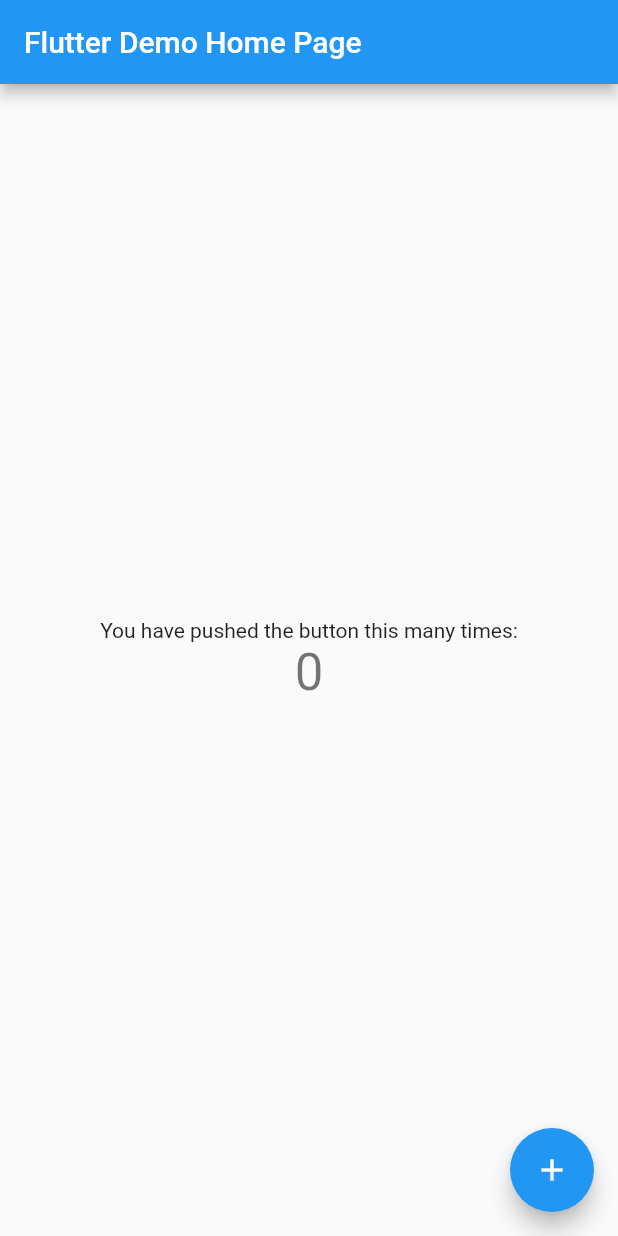
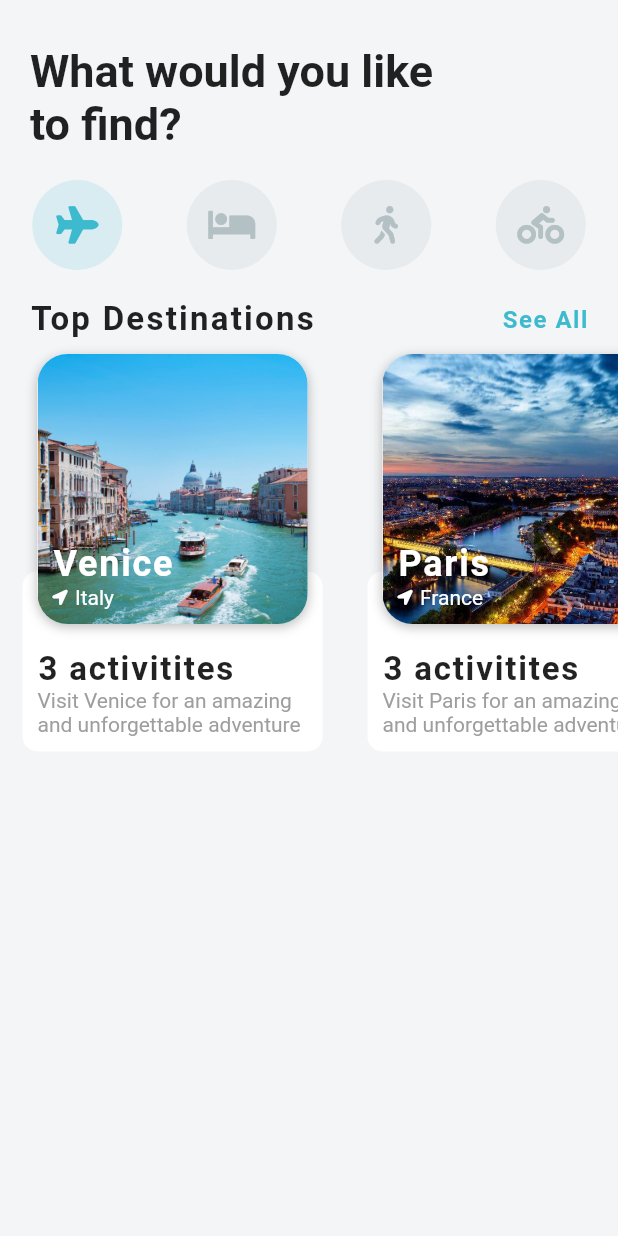
Before and after one commit to tvn0/travel, a Flutter app: the screen it shows after launch, on a phone screen of 412 x 824 dp. Run offline on Flutter 3.47's test engine with Material 2 defaults, Android fonts, the phone set to English and light mode, and no system bars; our stand-ins replace font_awesome_flutter.

Commit message:
Update on travel

```diff
--- a/travel/lib/main.dart
+++ b/travel/lib/main.dart
@@ -1,117 +1,20 @@
 import 'package:flutter/material.dart';
+import 'package:travel/screens/home_screen.dart';
 
-void main() {
-  runApp(MyApp());
-}
+void main() => runApp(MyApp());
 
 class MyApp extends StatelessWidget {
-  // This widget is the root of your application.
   @override
   Widget build(BuildContext context) {
     return MaterialApp(
-      title: 'Flutter Demo',
+      title: 'Flutter Travel UI',
+      debugShowCheckedModeBanner: false,
       theme: ThemeData(
-        // This is the theme of your application.
-        //
-        // Try running your application with "flutter run". You'll see the
-        // application has a blue toolbar. Then, without quitting the app, try
-        // changing the primarySwatch below to Colors.green and then invoke
-        // "hot reload" (press "r" in the console where you ran "flutter run",
-        // or simply save your changes to "hot reload" in a Flutter IDE).
-        // Notice that the counter didn't reset back to zero; the application
-        // is not restarted.
-        primarySwatch: Colors.blue,
-        // This makes the visual density adapt to the platform that you run
-        // the app on. For desktop platforms, the controls will be smaller and
-        // closer together (more dense) than on mobile platforms.
-        visualDensity: VisualDensity.adaptivePlatformDensity,
+        primaryColor: Color(0xFF3EBACE),
+        accentColor: Color(0XFFD8ECF1),
+        scaffoldBackgroundColor: Color(0XFFF3F5F7),
       ),
-      home: MyHomePage(title: 'Flutter Demo Home Page'),
+      home: HomeScreen(),
     );
   }
 }
-
-class MyHomePage extends StatefulWidget {
-  MyHomePage({Key key, this.title}) : super(key: key);
-
-  // This widget is the home page of your application. It is stateful, meaning
-  // that it has a State object (defined below) that contains fields that affect
-  // how it looks.
-
-  // This class is the configuration for the state. It holds the values (in this
-  // case the title) provided by the parent (in this case the App widget) and
-  // used by the build method of the State. Fields in a Widget subclass are
-  // always marked "final".
-
-  final String title;
-
-  @override
-  _MyHomePageState createState() => _MyHomePageState();
-}
-
-class _MyHomePageState extends State<MyHomePage> {
-  int _counter = 0;
-
-  void _incrementCounter() {
-    setState(() {
-      // This call to setState tells the Flutter framework that something has
-      // changed in this State, which causes it to rerun the build method below
-      // so that the display can reflect the updated values. If we changed
-      // _counter without calling setState(), then the build method would not be
-      // called again, and so nothing would appear to happen.
-      _counter++;
-    });
-  }
-
-  @override
-  Widget build(BuildContext context) {
-    // This method is rerun every time setState is called, for instance as done
-    // by the _incrementCounter method above.
-    //
-    // The Flutter framework has been optimized to make rerunning build methods
-    // fast, so that you can just rebuild anything that needs updating rather
-    // than having to individually change instances of widgets.
-    return Scaffold(
-      appBar: AppBar(
-        // Here we take the value from the MyHomePage object that was created by
-        // the App.build method, and use it to set our appbar title.
-        title: Text(widget.title),
-      ),
-      body: Center(
-        // Center is a layout widget. It takes a single child and positions it
-        // in the middle of the parent.
-        child: Column(
-          // Column is also a layout widget. It takes a list of children and
-          // arranges them vertically. By default, it sizes itself to fit its
-          // children horizontally, and tries to be as tall as its parent.
-          //
-          // Invoke "debug painting" (press "p" in the console, choose the
-          // "Toggle Debug Paint" action from the Flutter Inspector in Android
-          // Studio, or the "Toggle Debug Paint" command in Visual Studio Code)
-          // to see the wireframe for each widget.
-          //
-          // Column has various properties to control how it sizes itself and
-          // how it positions its children. Here we use mainAxisAlignment to
-          // center the children vertically; the main axis here is the vertical
-          // axis because Columns are vertical (the cross axis would be
-          // horizontal).
-          mainAxisAlignment: MainAxisAlignment.center,
-          children: <Widget>[
-            Text(
-              'You have pushed the button this many times:',
-            ),
-            Text(
-              '$_counter',
-              style: Theme.of(context).textTheme.headline4,
-            ),
-          ],
-        ),
-      ),
-      floatingActionButton: FloatingActionButton(
-        onPressed: _incrementCounter,
-        tooltip: 'Increment',
-        child: Icon(Icons.add),
-      ), // This trailing comma makes auto-formatting nicer for build methods.
-    );
-  }
-}
--- /dev/null
+++ b/travel/lib/models/activity_model.dart
@@ -0,0 +1,16 @@
+class Activity {
+  String imageUrl;
+  String name;
+  String type;
+  List<String> startTimes;
+  int rating;
+  int price;
+
+  Activity(
+      {this.imageUrl,
+      this.name,
+      this.type,
+      this.startTimes,
+      this.rating,
+      this.price});
+}
--- /dev/null
+++ b/travel/lib/models/destination_model.dart
@@ -0,0 +1,82 @@
+import 'package:travel/models/activity_model.dart';
+
+class Destination {
+  String imageUrl;
+  String city;
+  String country;
+  String description;
+  List<Activity> activities;
+
+  Destination({
+    this.imageUrl,
+    this.city,
+    this.country,
+    this.description,
+    this.activities,
+  });
+}
+
+List<Activity> activities = [
+  Activity(
+    imageUrl: 'assets/images/stmarksbasilica.jpg',
+    name: 'St. Mark\'s Basilica',
+    type: 'Sighseeing Tour',
+    startTimes: ['9:00am', '11:00'],
+    rating: 5,
+    price: 30,
+  ),
+  Activity(
+    imageUrl: 'assets/images/gondola.jpg',
+    name: 'Walking Tour and Gonadola Ride',
+    type: 'Sighseeing Tour',
+    startTimes: ['11:00pm', '1:00pm'],
+    rating: 4,
+    price: 210,
+  ),
+  Activity(
+    imageUrl: 'assets/images/murano.jpg',
+    name: 'Murano and Burano Tour',
+    type: 'Sighseeing Tour',
+    startTimes: ['12:30 pm', '2:00 pm'],
+    rating: 3,
+    price: 125,
+  ),
+];
+
+List<Destination> destinations = [
+  Destination(
+    imageUrl: 'assets/images/venice.jpg',
+    city: 'Venice',
+    country: 'Italy',
+    description: 'Visit Venice for an amazing and unforgettable adventure',
+    activities: activities,
+  ),
+  Destination(
+    imageUrl: 'assets/images/paris.jpg',
+    city: 'Paris',
+    country: 'France',
+    description: 'Visit Paris for an amazing and unforgettable adventure',
+    activities: activities,
+  ),
+  Destination(
+    imageUrl: 'assets/images/newdelhi.jpg',
+    city: 'New Delhi',
+    country: 'India',
+    description: 'Visit New Delhi for an amazing and unforgettable adventure',
+    activities: activities,
+  ),
+  Destination(
+    imageUrl: 'assets/images/saopaulo.jpg',
+    city: 'Sao Paulo',
+    country: 'Brazil',
+    description: 'Visit Sao Paulo for an amazing and unforgettable adventure',
+    activities: activities,
+  ),
+  Destination(
+    imageUrl: 'assets/images/newyork.jpg',
+    city: 'New York City',
+    country: 'United States',
+    description: 'Visit New York for an amazing and unforgettable adventure',
+    activities: activities,
+  ),
+];
--- /dev/null
+++ b/travel/lib/models/hortel_model.dart
@@ -0,0 +1,29 @@
+class Hotel {
+  String imageUrl;
+  String name;
+  String address;
+  int price;
+
+  Hotel({this.imageUrl, this.name, this.address, this.price});
+}
+
+final List<Hotel> hotels = [
+  Hotel(
+    imageUrl: 'assets/images/hotel0.jpg',
+    name: 'Hotel 0',
+    address: '404 Great St',
+    price: 175,
+  ),
+  Hotel(
+    imageUrl: 'assets/images/hotel1.jpg',
+    name: 'Hotel 1',
+    address: '404 Great St',
+    price: 300,
+  ),
+  Hotel(
+    imageUrl: 'assets/images/hotel2.jpg',
+    name: 'Hotel 2',
+    address: '404 Great St',
+    price: 240,
+  ),
+];
--- /dev/null
+++ b/travel/lib/screens/home_screen.dart
@@ -0,0 +1,81 @@
+import 'package:flutter/material.dart';
+import 'package:font_awesome_flutter/font_awesome_flutter.dart';
+import 'package:travel/widgets/destination_carousel.dart';
+
+class HomeScreen extends StatefulWidget {
+  @override
+  _HomeScreenState createState() => _HomeScreenState();
+}
+
+class _HomeScreenState extends State<HomeScreen> {
+  int _selectedIndex = 0;
+  List<IconData> _icons = [
+    FontAwesomeIcons.plane,
+    FontAwesomeIcons.bed,
+    FontAwesomeIcons.walking,
+    FontAwesomeIcons.biking,
+  ];
+
+  Widget _buildIcon(int index) {
+    return GestureDetector(
+      onTap: () {
+        setState(() {
+          _selectedIndex = index;
+        });
+      },
+      child: Container(
+        height: 60.0,
+        width: 60.0,
+        decoration: BoxDecoration(
+          color: _selectedIndex == index
+              ? Theme.of(context).accentColor
+              : Color(0xFFE7EBEE),
+          borderRadius: BorderRadius.circular(30.0),
+        ),
+        child: Icon(
+          _icons[index],
+          size: 25.0,
+          color: _selectedIndex == index
+              ? Theme.of(context).primaryColor
+              : Color(0xFFB4C1C4),
+        ),
+      ),
+    );
+  }
+
+  @override
+  Widget build(BuildContext context) {
+    return Scaffold(
+      body: SafeArea(
+        child: ListView(
+          padding: EdgeInsets.symmetric(vertical: 30.0),
+          children: <Widget>[
+            Padding(
+              padding: EdgeInsets.only(left: 20.0, right: 120.0),
+              child: Text(
+                'What would you like to find?',
+                style: TextStyle(
+                  fontSize: 30.0,
+                  fontWeight: FontWeight.bold,
+                ),
+              ),
+            ),
+            SizedBox(height: 20.0),
+            Row(
+              mainAxisAlignment: MainAxisAlignment.spaceAround,
+              children: _icons
+                  .asMap()
+                  .entries
+                  .map(
+                    (MapEntry map) => _buildIcon(map.key),
+                  )
+                  .toList(),
+            ),
+            SizedBox(height: 20.0),
+            DestinationCarousel(),
+          ],
+        ),
+      ),
+    );
+  }
+}
--- /dev/null
+++ b/travel/lib/widgets/destination_carousel.dart
@@ -0,0 +1,139 @@
+import 'package:flutter/material.dart';
+import 'package:font_awesome_flutter/font_awesome_flutter.dart';
+import 'package:travel/models/destination_model.dart';
+
+class DestinationCarousel extends StatelessWidget {
+  @override
+  Widget build(BuildContext context) {
+    return Column(
+      children: <Widget>[
+        Padding(
+          padding: EdgeInsets.symmetric(horizontal: 20.0),
+          child: Row(
+            mainAxisAlignment: MainAxisAlignment.spaceBetween,
+            children: <Widget>[
+              Text('Top Destinations',
+                  style: TextStyle(
+                      fontSize: 22.0,
+                      fontWeight: FontWeight.bold,
+                      letterSpacing: 1.5)),
+              GestureDetector(
+                onTap: () => print('See All'),
+                child: Text('See All',
+                    style: TextStyle(
+                      color: Theme.of(context).primaryColor,
+                      fontSize: 16.0,
+                      fontWeight: FontWeight.w600,
+                      letterSpacing: 1.0,
+                    )),
+              ),
+            ],
+          ),
+        ),
+        Container(
+            height: 300.0,
+            child: ListView.builder(
+              scrollDirection: Axis.horizontal,
+              itemCount: destinations.length,
+              itemBuilder: (BuildContext context, int index) {
+                Destination destination = destinations[index];
+                return Container(
+                  margin: EdgeInsets.all(10.0),
+                  width: 210.0,
+                  child: Stack(
+                    alignment: Alignment.topCenter,
+                    children: <Widget>[
+                      Positioned(
+                        bottom: 15.0,
+                        child: Container(
+                            height: 120.0,
+                            width: 200.0,
+                            decoration: BoxDecoration(
+                              color: Colors.white,
+                              borderRadius: BorderRadius.circular(10.0),
+                            ),
+                            child: Padding(
+                              padding: EdgeInsets.all(10.0),
+                              child: Column(
+                                mainAxisAlignment: MainAxisAlignment.end,
+                                crossAxisAlignment: CrossAxisAlignment.start,
+                                children: <Widget>[
+                                  Text(
+                                    '${destination.activities.length} activitites',
+                                    style: TextStyle(
+                                        fontSize: 22.0,
+                                        fontWeight: FontWeight.w600,
+                                        letterSpacing: 1.2),
+                                  ),
+                                  Text(destination.description,
+                                      style: TextStyle(
+                                        color: Colors.grey,
+                                      )),
+                                ],
+                              ),
+                            )),
+                      ),
+                      Container(
+                          decoration: BoxDecoration(
+                              color: Colors.white,
+                              borderRadius: BorderRadius.circular(20.0),
+                              boxShadow: [
+                                BoxShadow(
+                                  color: Colors.black26,
+                                  offset: Offset(0.0, 2.0),
+                                  blurRadius: 6.0,
+                                )
+                              ]),
+                          child: Stack(children: <Widget>[
+                            ClipRRect(
+                              borderRadius: BorderRadius.circular(20.0),
+                              child: Image(
+                                height: 180.0,
+                                width: 180.0,
+                                image: AssetImage(destination.imageUrl),
+                                fit: BoxFit.cover,
+                              ),
+                            ),
+                            Positioned(
+                              bottom: 10.0,
+                              left: 10.0,
+                              child: Column(
+                                crossAxisAlignment: CrossAxisAlignment.start,
+                                children: <Widget>[
+                                  Text(
+                                    destination.city,
+                                    style: TextStyle(
+                                        color: Colors.white,
+                                        fontSize: 24.0,
+                                        fontWeight: FontWeight.w600,
+                                        letterSpacing: 1.2),
+                                  ),
+                                  Row(
+                                    children: <Widget>[
+                                      Icon(
+                                        FontAwesomeIcons.locationArrow,
+                                        size: 10.0,
+                                        color: Colors.white,
+                                      ),
+                                      SizedBox(width: 5.0),
+                                      Text(
+                                        destination.country,
+                                        style: TextStyle(
+                                          color: Colors.white,
+                                        ),
+                                      ),
+                                    ],
+                                  ),
+                                ],
+                              ),
+                            )
+                          ]))
+                    ],
+                  ),
+                );
+              },
+            ))
+      ],
+    );
+  }
+}
--- a/travel/pubspec.yaml
+++ b/travel/pubspec.yaml
@@ -28,6 +28,7 @@ dependencies:
   # The following adds the Cupertino Icons font to your application.
   # Use with the CupertinoIcons class for iOS style icons.
   cupertino_icons: ^1.0.0
+  font_awesome_flutter: ^8.5.0
 
 dev_dependencies:
   flutter_test:
@@ -45,7 +46,8 @@ flutter:
   uses-material-design: true
 
   # To add assets to your application, add an assets section, like this:
-  # assets:
+  assets:
+    - assets/images/
   #   - images/a_dot_burr.jpeg
   #   - images/a_dot_ham.jpeg
 
```
Also changed, not shown: travel/assets/images/gondola.jpg (added), travel/assets/images/hotel1.jpg (added), travel/assets/images/hotel2.jpg (added), travel/assets/images/murano.jpg (added), travel/assets/images/newdelhi.jpg (added), travel/assets/images/newyork.jpg (added), travel/assets/images/paris.jpg (added), travel/assets/images/santorini.jpg (added), travel/assets/images/saopaulo.jpg (added), travel/assets/images/stmarksbasilica.jpg (added), travel/assets/images/venice.jpg (added), travel/pubspec.lock, 2 other files.
